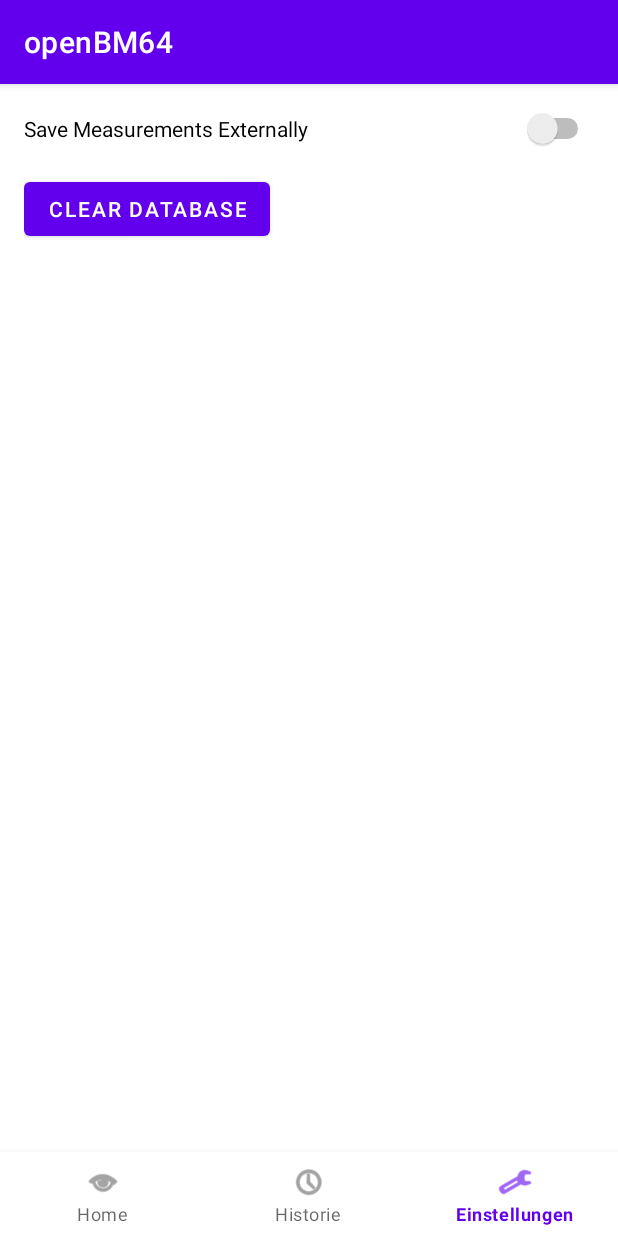
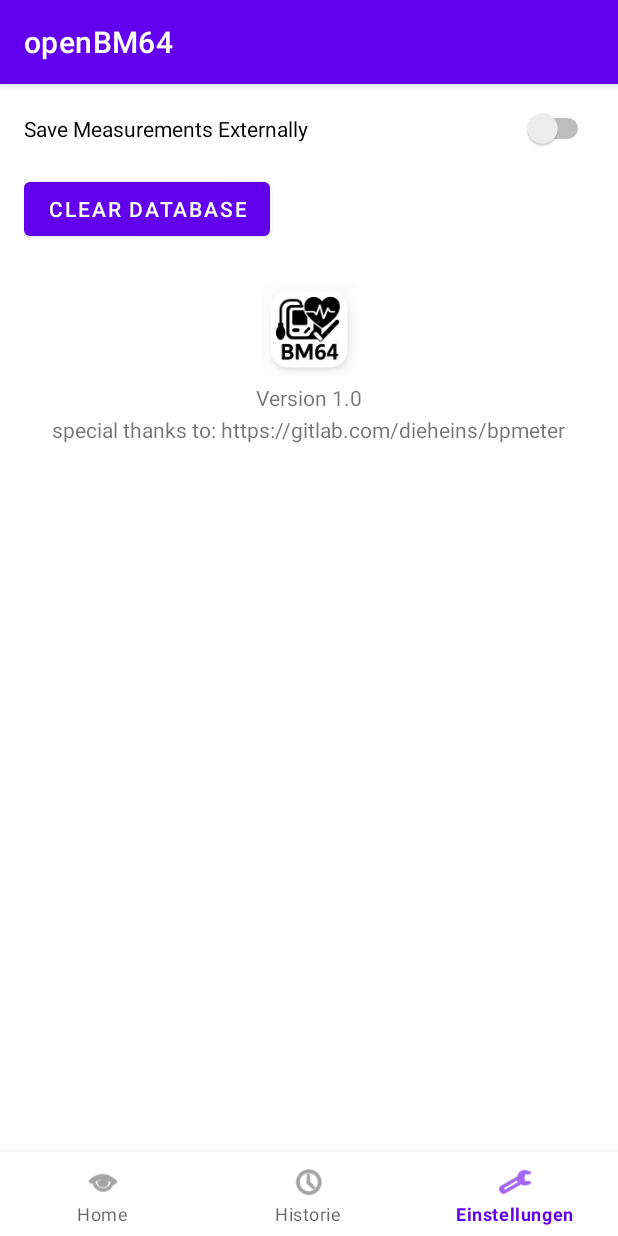
Before and after one commit to Planqton/openbm64, an Android app: the screen it shows after launch (MainActivity), item 3 of the bottom bar chosen, on a phone screen of 412 x 824 dp. Run offline under Robolectric (Android 15) with nearby library versions, the phone set to English and light mode, and no system bars.

Commit message:
Add dark theme icon and about section

```diff
--- a/app/src/main/java/at/plankt0n/openbm64/SettingsFragment.kt
+++ b/app/src/main/java/at/plankt0n/openbm64/SettingsFragment.kt
@@ -25,6 +25,8 @@ class SettingsFragment : Fragment() {
     private lateinit var saveExternalSwitch: Switch
     private lateinit var externalLayout: View
     private lateinit var externalPath: TextView
+    private lateinit var aboutLayout: View
+    private lateinit var versionText: TextView
     private var updatingSwitch = false
     private var pendingEnable = false
 
@@ -67,6 +69,14 @@ class SettingsFragment : Fragment() {
         saveExternalSwitch = view.findViewById(R.id.switch_save_external)
         externalLayout = view.findViewById(R.id.layout_external)
         externalPath = view.findViewById(R.id.text_external_path)
+        aboutLayout = view.findViewById(R.id.layout_about)
+        versionText = view.findViewById(R.id.text_version)
+
+        versionText.text = getString(R.string.version_format, BuildConfig.VERSION_NAME)
+        aboutLayout.setOnClickListener {
+            val intent = Intent(Intent.ACTION_VIEW, Uri.parse("https://github.com/Planqton/openbm64"))
+            startActivity(intent)
+        }
 
         val dir = prefs.getString(KEY_DIR, null)
         val enabledPref = prefs.getBoolean(KEY_SAVE_EXTERNAL, false)
--- /dev/null
+++ b/app/src/main/res/drawable-night/bm64logs.xml
@@ -0,0 +1,13 @@
+<vector xmlns:android="http://schemas.android.com/apk/res/android" android:height="32dp" android:viewportHeight="1024" android:viewportWidth="1024" android:width="32dp">
+
+    <path android:fillColor="#FFFFFF" android:pathData="M207.9,134c-35.2,2.6 -68,17 -93.2,40.9 -29.2,27.9 -45.5,61.1 -50.9,104.1 -1.9,15.4 -1.9,346.9 0,361.5 5.3,39.9 20,72.4 44.6,98.1 26,27.5 55.8,43 90.8,47.4 5.2,0.6 45.8,1 109.9,1 113.9,-0 107.8,0.4 116.4,-7.2 15.3,-13.5 12.1,-37.1 -6.1,-46.3l-5.9,-3 -103.5,-0.5 -103.5,-0.6 -10,-2.7c-18.2,-4.9 -33.8,-13.7 -46,-26.1 -13.6,-13.7 -23.7,-32.1 -28.1,-51.1 -1.8,-7.6 -1.9,-15.9 -1.9,-189.5l0,-181.5 2.7,-9.9c3.3,-11.9 9.9,-25.9 16.2,-34.3 7.2,-9.5 22.3,-23.3 31,-28.2 4.3,-2.5 11.9,-6 16.8,-7.8 17.5,-6.6 8.6,-6.4 219.5,-6l190.8,0.2 8,2.2c29.9,8.1 53.9,27.7 67.4,54.9 4.9,10 8.6,21.8 10,31.8 0.7,4.7 1.1,26.7 1.1,55.5 0,53.8 0.1,54.5 7,62.3 13.1,15 37.9,11.2 46.4,-7.1 2,-4.4 2.1,-6.1 2.4,-51.6 0.3,-49.4 -0.3,-62.3 -4,-79.4 -12.5,-58.6 -55.8,-105.8 -111.3,-121.5 -22.4,-6.4 -7.3,-5.9 -216,-6.2 -104.5,-0.1 -194.8,0.2 -200.6,0.6z" android:strokeColor="#00000000"/>
+
+    <path android:fillColor="#FFFFFF" android:pathData="M226.3,286.4c-12.4,3.9 -19.6,13.6 -19.6,26.6 0,10.8 5.5,20.1 15.2,25.8l4.6,2.7 152,-0 152,-0 4.2,-2.2c5.2,-2.8 10.6,-8.3 12.9,-13.1 2.6,-5.4 3.1,-17.1 0.9,-22.9 -2.5,-6.5 -8,-12.1 -15,-15.5l-6,-2.8 -148.5,0.1c-119.2,-0 -149.3,0.3 -152.7,1.3z" android:strokeColor="#00000000"/>
+
+    <path android:fillColor="#FFFFFF" android:pathData="M225,409c-6.8,2.3 -15.3,10.8 -17.2,17.3 -4.1,14.1 2.5,29 15.7,35.3l5,2.4 106.5,-0c122,-0 112.2,0.7 122.2,-9.1 11.8,-11.7 11.8,-27.1 -0.1,-39 -9.6,-9.6 -0.8,-8.9 -121.5,-8.9 -100.4,0.1 -105.3,0.1 -110.6,2z" android:strokeColor="#00000000"/>
+
+    <path android:fillColor="#FFFFFF" android:pathData="M593,448.5c-63.6,8.7 -118.1,52 -140.3,111.5 -29.5,79.2 -1.2,164.2 70.9,212.8 15.3,10.3 37.5,19.2 57.9,23.2 13.9,2.7 39.2,3.7 53,2.1 32.8,-3.9 58.2,-14 85.6,-34.2l6.5,-4.8 60.5,60.5c51.2,51.3 61.3,60.9 66.3,63.4 19,9.5 41.6,-4.1 41.6,-25 0,-4.4 -0.7,-8 -2.1,-11 -1.5,-3.4 -16.7,-19.3 -65.1,-67.6l-63.1,-63.2 2.2,-3.1c3.8,-5.3 12.7,-25.1 16.1,-35.6 12.2,-38.4 11.9,-76.1 -0.9,-114.5 -21,-62.8 -78.7,-108 -147,-114.9 -13.3,-1.4 -30.1,-1.2 -42.1,0.4zM639.8,506.6c24.3,5 42.7,14.9 60.8,32.9 16.6,16.5 26.5,33.9 32.2,56.4 2.3,9.3 2.6,12.6 2.6,27.1 0,14.5 -0.3,17.8 -2.6,27.1 -7,28 -23.8,52.7 -46.8,68.8 -30.1,21.2 -70.8,27.7 -105.8,17 -32.7,-10.1 -60.8,-37.3 -73.6,-71.3 -3.4,-8.9 -6.3,-23.2 -7.1,-34.6 -3.1,-47.3 23.6,-92.7 67,-113.6 23.3,-11.3 49,-14.7 73.3,-9.8z" android:strokeColor="#00000000"/>
+
+    <path android:fillColor="#FFFFFF" android:pathData="M229.9,526c-13.5,2.3 -23.2,13.8 -23.3,27.5 -0.1,11.9 5.4,21.4 15.5,27l5.4,3 74.9,0.3c83.7,0.3 81.3,0.5 90.3,-6.6 12.5,-9.9 14.6,-26.4 5.2,-39.6 -3.1,-4.3 -5.3,-6.2 -10.6,-8.8l-6.8,-3.3 -73,-0.2c-40.1,-0 -75.1,0.3 -77.6,0.7z" android:strokeColor="#00000000"/>
+
+</vector>
--- a/app/src/main/res/layout/fragment_settings.xml
+++ b/app/src/main/res/layout/fragment_settings.xml
@@ -39,4 +39,36 @@
         android:layout_marginTop="16dp"
         android:text="@string/clear_db" />
 
+    <LinearLayout
+        android:id="@+id/layout_about"
+        android:layout_width="match_parent"
+        android:layout_height="wrap_content"
+        android:layout_marginTop="16dp"
+        android:orientation="vertical"
+        android:gravity="center_horizontal"
+        android:clickable="true"
+        android:foreground="?attr/selectableItemBackground"
+        android:padding="8dp">
+
+        <ImageView
+            android:id="@+id/image_logo"
+            android:layout_width="64dp"
+            android:layout_height="64dp"
+            android:src="@mipmap/ic_launcher" />
+
+        <TextView
+            android:id="@+id/text_version"
+            android:layout_width="wrap_content"
+            android:layout_height="wrap_content"
+            android:layout_marginTop="4dp"
+            android:text="@string/version_format" />
+
+        <TextView
+            android:id="@+id/text_special_thanks"
+            android:layout_width="wrap_content"
+            android:layout_height="wrap_content"
+            android:layout_marginTop="2dp"
+            android:text="@string/special_thanks" />
+    </LinearLayout>
+
 </LinearLayout>
--- a/app/src/main/res/values/strings.xml
+++ b/app/src/main/res/values/strings.xml
@@ -36,4 +36,6 @@
     <string name="log_notifications_enabled">Notifications enabled</string>
     <string name="log_descriptor_error">Descriptor error: %1$d</string>
     <string name="log_failed_parse_measurement">Failed to parse measurement</string>
+    <string name="version_format">Version %1$s</string>
+    <string name="special_thanks">special thanks to: https://gitlab.com/dieheins/bpmeter</string>
 </resources>
```
